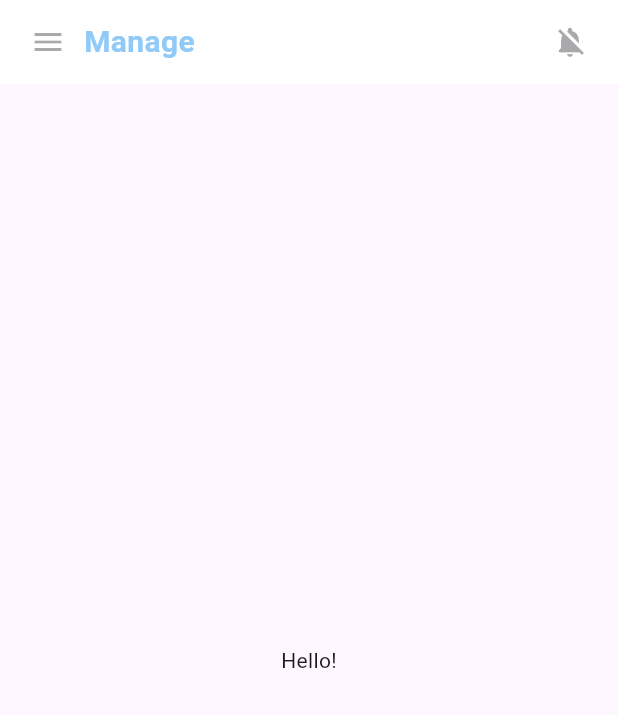
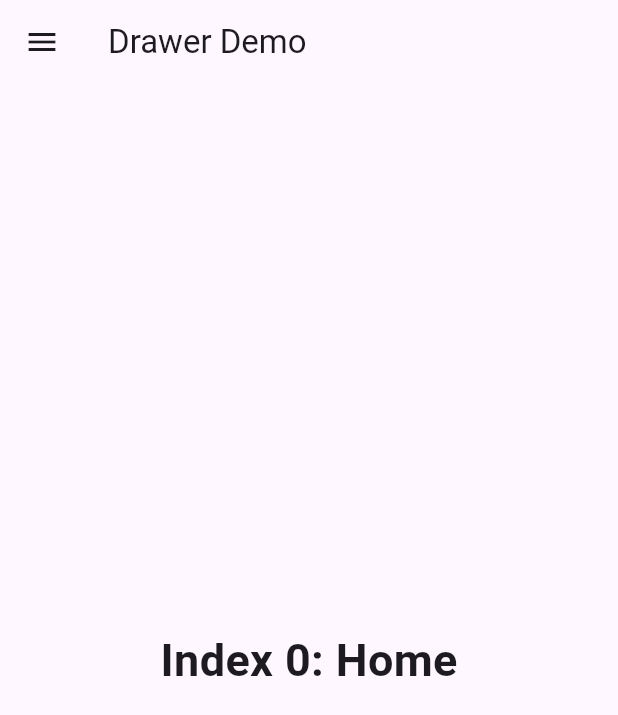
Before and after one commit to trimai3001/Tasty, a Flutter app: the screen it shows after launch, on a phone screen of 412 x 824 dp. Shown: the top 715 px of the screen. Run offline on Flutter 3.47's test engine with Material 3 defaults, Android fonts, the phone set to English and light mode, and no system bars.

Commit message:
Create some item for navigator

```diff
--- a/lib/home.dart
+++ b/lib/home.dart
@@ -1,48 +1,86 @@
 import 'package:flutter/material.dart';
 
-class Navigator extends StatelessWidget {
-  const Navigator({super.key, required this.title});
-  final Widget title;
+class MyHomePage extends StatefulWidget {
+  const MyHomePage({super.key, required this.title});
+
+  final String title;
+
   @override
-  Widget build(BuildContext context) {
-    return Container(
-      height: 56,
-      padding: const EdgeInsets.symmetric(horizontal: 8),
-      decoration: BoxDecoration(color: Colors.white),
-      child: Row(children: [
-        const IconButton(onPressed: null, icon: Icon(Icons.menu)),
-        Expanded(child: title),
-        const IconButton(
-            onPressed: null, icon: Icon(Icons.notifications_off_rounded))
-      ]),
-    );
-  }
+  State<MyHomePage> createState() => _MyHomePageState();
 }
 
-class HomePage extends StatelessWidget {
-  const HomePage({super.key});
+class _MyHomePageState extends State<MyHomePage> {
+  int _selectedIndex = 0;
+  static const TextStyle optionStyle =
+      TextStyle(fontSize: 30, fontWeight: FontWeight.bold);
+  static const List<Widget> _widgetOptions = <Widget>[
+    Text(
+      'Index 0: Home',
+      style: optionStyle,
+    ),
+    Text(
+      'Index 1: Business',
+      style: optionStyle,
+    ),
+    Text(
+      'Index 2: School',
+      style: optionStyle,
+    ),
+  ];
+
+  void _onItemTapped(int index) {
+    setState(() {
+      _selectedIndex = index;
+    });
+  }
 
   @override
   Widget build(BuildContext context) {
-    // Material is a conceptual piece
-    // of paper on which the UI appears.
-    return Material(
-      // Column is a vertical, linear layout.
-      child: Column(
-        children: [
-          Navigator(
-            title: Text('Manage',
-                style: TextStyle(
-                    color: Colors.blue[200],
-                    fontWeight: FontWeight.bold,
-                    fontSize: 20)),
-          ),
-          const Expanded(
-            child: Center(
-              child: Text('Hello!'),
+    return Scaffold(
+      appBar: AppBar(title: Text(widget.title)),
+      body: Center(
+        child: _widgetOptions[_selectedIndex],
+      ),
+      drawer: Drawer(
+        // Add a ListView to the drawer. This ensures the user can scroll
+        // through the options in the drawer if there isn't enough vertical
+        // space to fit everything.
+        child: ListView(
+          // Important: Remove any padding from the ListView.
+          padding: EdgeInsets.zero,
+          children: [
+            ListTile(
+              title: const Text('Home'),
+              selected: _selectedIndex == 0,
+              onTap: () {
+                // Update the state of the app
+                _onItemTapped(0);
+                // Then close the drawer
+                Navigator.pop(context);
+              },
             ),
-          ),
-        ],
+            ListTile(
+              title: const Text('Business'),
+              selected: _selectedIndex == 1,
+              onTap: () {
+                // Update the state of the app
+                _onItemTapped(1);
+                // Then close the drawer
+                Navigator.pop(context);
+              },
+            ),
+            ListTile(
+              title: const Text('School'),
+              selected: _selectedIndex == 2,
+              onTap: () {
+                // Update the state of the app
+                _onItemTapped(2);
+                // Then close the drawer
+                Navigator.pop(context);
+              },
+            ),
+          ],
+        ),
       ),
     );
   }
--- a/lib/main.dart
+++ b/lib/main.dart
@@ -2,5 +2,19 @@ import 'package:flutter/material.dart';
 import 'home.dart';
 
 void main() {
-  runApp(const MaterialApp(title: 'Tasty', home: SafeArea(child: HomePage())));
+  runApp(const MaterialApp(title: 'Tasty', home: SafeArea(child: MyApp())));
 }
+
+class MyApp extends StatelessWidget {
+  const MyApp({super.key});
+
+  static const appTitle = 'Drawer Demo';
+
+  @override
+  Widget build(BuildContext context) {
+    return const MaterialApp(
+      title: appTitle,
+      home: MyHomePage(title: appTitle),
+    );
+  }
+}
```
